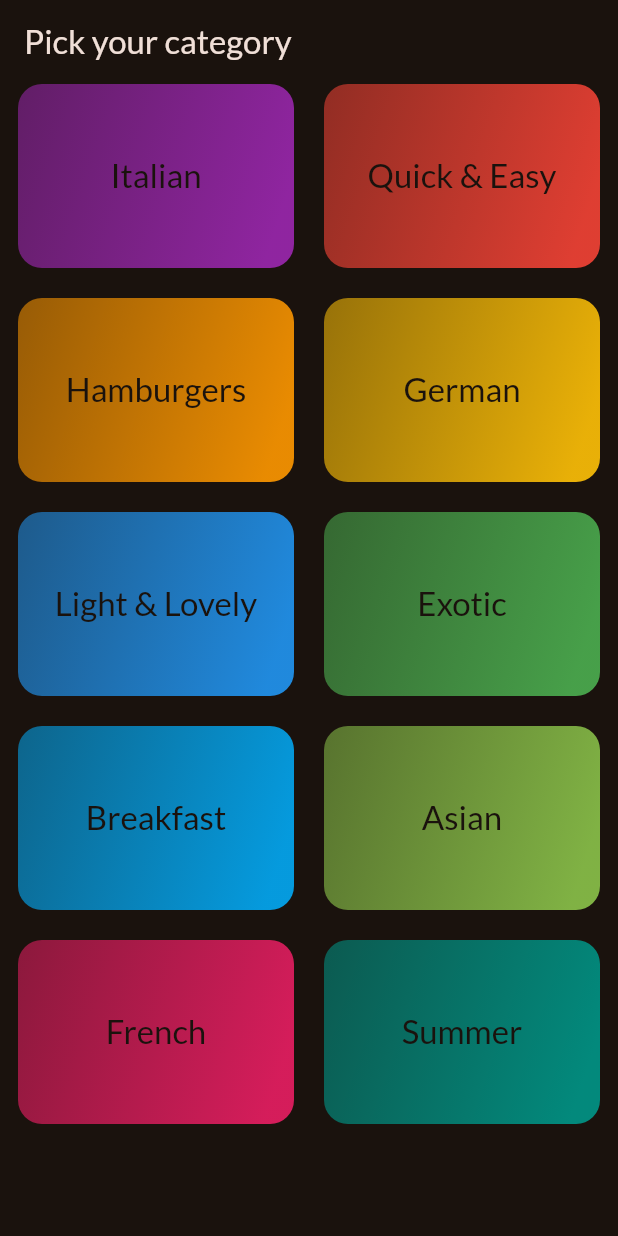
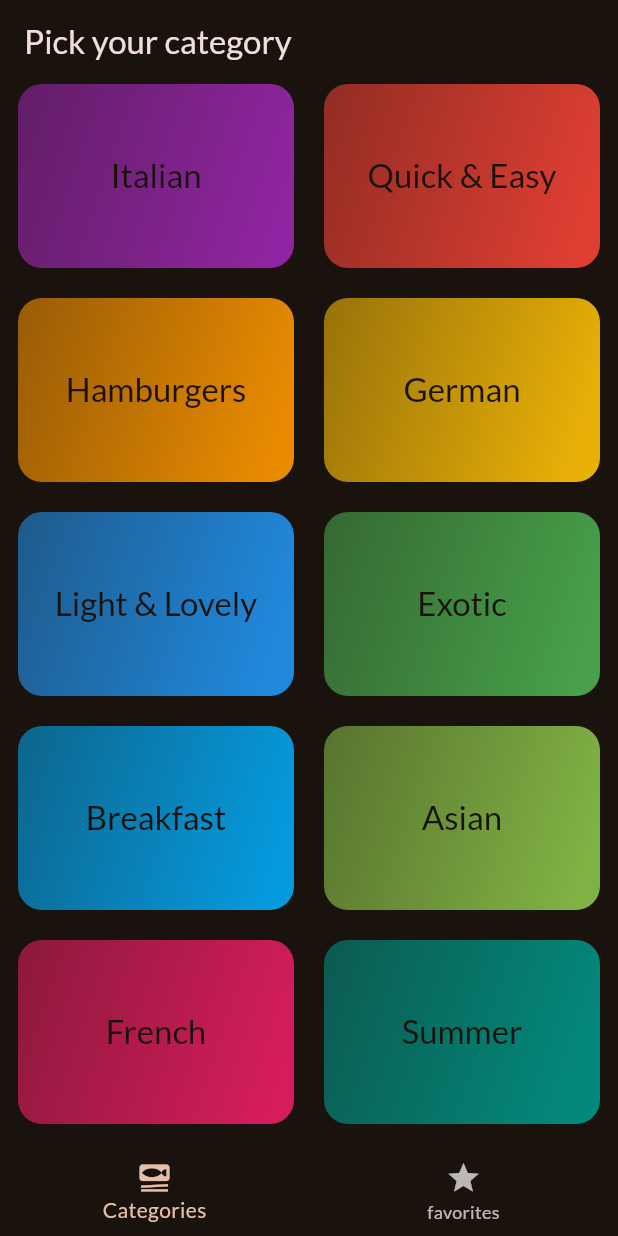
Before and after one commit to HachemiIbrahim/meal_app, a Flutter app: the screen it shows after launch, on a phone screen of 412 x 824 dp. Run offline on Flutter 3.47's test engine with Material 2 defaults, Android fonts, the light colour scheme and no system bars; our stand-ins replace google_fonts, transparent_image.

Commit message:
adding bottom navigation bar

```diff
--- a/lib/main.dart
+++ b/lib/main.dart
@@ -1,7 +1,7 @@
 import 'package:flutter/material.dart';
 
 import 'package:google_fonts/google_fonts.dart';
-import 'screen/category_screen.dart';
+import 'package:meal_app/screen/tabs_screen.dart';
 
 final theme = ThemeData(
   useMaterial3: true,
@@ -20,6 +20,6 @@ class App extends StatelessWidget {
   const App({super.key});
   @override
   Widget build(BuildContext context) {
-    return MaterialApp(theme: theme, home: const CategoryScreen());
+    return MaterialApp(theme: theme, home: const TabsScreen());
   }
 }
--- /dev/null
+++ b/lib/screen/tabs_screen.dart
@@ -0,0 +1,41 @@
+import 'package:flutter/material.dart';
+import 'package:meal_app/screen/category_screen.dart';
+import 'package:meal_app/screen/meal_screen.dart';
+
+class TabsScreen extends StatefulWidget {
+  const TabsScreen({super.key});
+
+  @override
+  State<TabsScreen> createState() {
+    return TabsState();
+  }
+}
+
+class TabsState extends State<TabsScreen> {
+  int _selectedIndex = 0;
+  void _SelectedPage(int value) {
+    setState(() {
+      _selectedIndex = value;
+    });
+  }
+
+  @override
+  Widget build(BuildContext context) {
+    Widget content = const CategoryScreen();
+    if (_selectedIndex == 1) {
+      content = const MealScreen(meals: [], title: "Favourites");
+    }
+
+    return Scaffold(
+      body: content,
+      bottomNavigationBar: BottomNavigationBar(
+          onTap: _SelectedPage,
+          currentIndex: _selectedIndex,
+          items: const [
+            BottomNavigationBarItem(
+                icon: Icon(Icons.set_meal), label: "Categories"),
+            BottomNavigationBarItem(icon: Icon(Icons.star), label: "favorites")
+          ]),
+    );
+  }
+}
```
